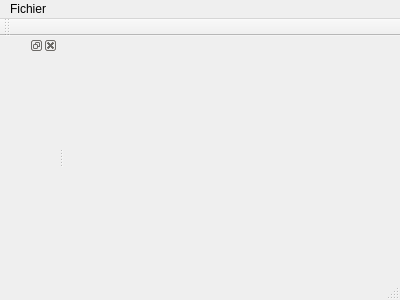
The window that CodepoVision/codepovision.ui (Danijiru/CodepoVision) describes before a commit, drawn with Qt 5.
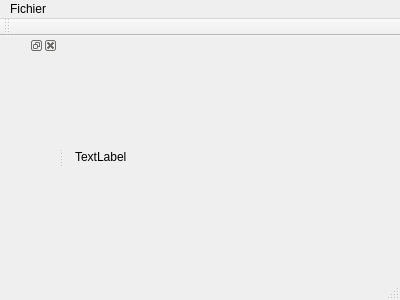
The same window after the commit.

```diff
--- a/CodepoVision/codepovision.ui
+++ b/CodepoVision/codepovision.ui
@@ -16,7 +16,17 @@
   <property name="autoFillBackground">
    <bool>true</bool>
   </property>
-  <widget class="QWidget" name="centralWidget"/>
+  <widget class="QWidget" name="centralWidget">
+   <layout class="QGridLayout" name="gridLayout">
+    <item row="0" column="0">
+     <widget class="QLabel" name="media">
+      <property name="text">
+       <string>TextLabel</string>
+      </property>
+     </widget>
+    </item>
+   </layout>
+  </widget>
   <widget class="QMenuBar" name="menuBar">
    <property name="geometry">
     <rect>
```
Left out of the diff: 2 changed lines with no effect on the pictures.
